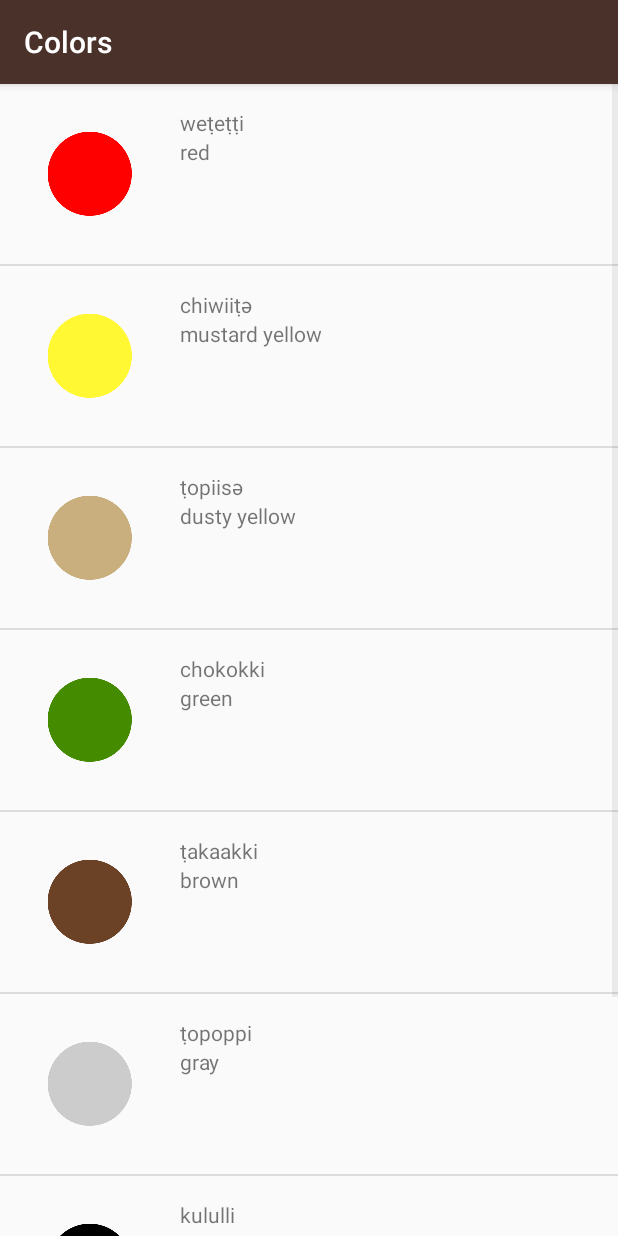
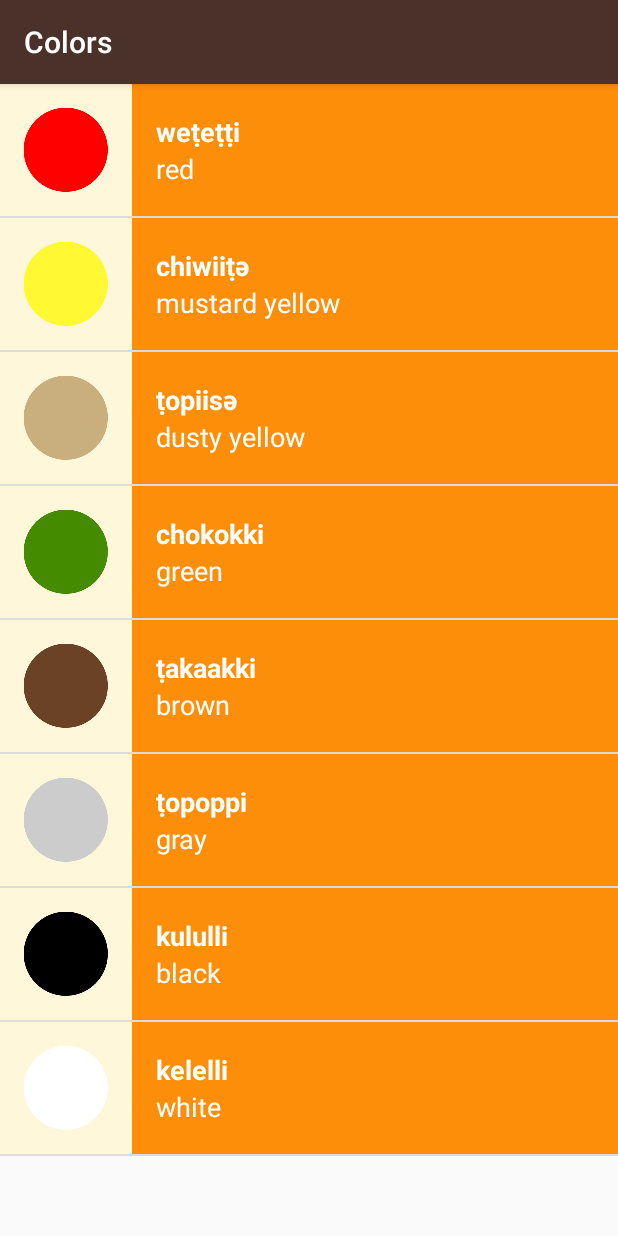
Before and after one commit to rajat1994/Miwok-App, an Android app: the ColorsActivity screen opened directly, with no data from a screen before it, on a phone screen of 412 x 824 dp. Run offline under Robolectric (Android 15) with nearby library versions, the phone set to English and light mode, and no system bars.

Commit message:
Visual Polish 1

```diff
--- a/app/src/main/res/layout/list_item.xml
+++ b/app/src/main/res/layout/list_item.xml
@@ -4,34 +4,46 @@
     android:layout_width="match_parent"
     android:layout_height="match_parent"
     android:orientation="horizontal"
-    android:padding="16dp">
+    android:minHeight="@dimen/list_item_height"
+    android:background="@color/tan_background">
 
 
     <ImageView
         android:id = "@+id/image"
-        android:layout_width="wrap_content"
-        android:layout_height="wrap_content"
-        android:src="@mipmap/ic_launcher"/>
+        android:layout_width="@dimen/list_item_height"
+        android:layout_height="@dimen/list_item_height"
+        />
 
 
 
 <LinearLayout
-    android:layout_width="wrap_content"
-    android:layout_height="wrap_content"
+    android:layout_width="match_parent"
+
+    android:layout_height="match_parent"
     android:orientation="vertical"
-    android:paddingLeft="16dp">
+    android:paddingLeft="16dp"
+    android:background="@color/category_numbers">
 
     <TextView
         android:layout_width="match_parent"
-        android:layout_height="wrap_content"
+        android:layout_height="0dp"
+        android:layout_weight="1"
+        android:gravity="bottom"
         android:id="@+id/miwok_text_view"
         tools:text="lutti"
+        android:textAppearance="?android:textAppearanceMedium"
+        android:textColor = "@android:color/white"
+        android:textStyle=   "bold"
         />
 
     <TextView
             android:id="@+id/default_text_view"
             android:layout_width="match_parent"
-            android:layout_height="wrap_content"
+            android:layout_height="0dp"
+            android:layout_weight="1"
+            android:gravity="top"
+            android:textAppearance="?android:textAppearanceMedium"
+            android:textColor = "@android:color/white"
             tools:text="one" />
 
 </LinearLayout>
--- a/app/src/main/res/layout/words_list.xml
+++ b/app/src/main/res/layout/words_list.xml
@@ -6,6 +6,6 @@
     android:layout_height="match_parent"
     android:orientation="vertical"
     android:id = "@+id/list"
-    tools:context="com.example.android.miwok.NumbersActivity">
+    >
 
 </ListView>
--- a/app/src/main/res/values/dimens.xml
+++ b/app/src/main/res/values/dimens.xml
@@ -16,6 +16,5 @@
     <!-- Height of each list item -->
     <dimen name="list_item_height">88dp</dimen>
     <!-- Default screen margins, per the Android Design guidelines. -->
-    <dimen name="activity_horizontal_margin">16dp</dimen>
-    <dimen name="activity_vertical_margin">16dp</dimen>
+
 </resources>
```
Also changed, not shown: app/src/main/res/values-w820dp/dimens.xml (deleted, +0 -20 lines).
